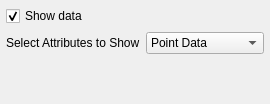
wildmichael/ParaView3-enhancements-old, file Qt/Components/Resources/UI/pqSpreadSheetDisplayEditor.ui: the form before one commit.
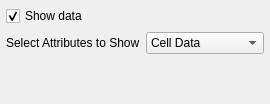
The form after the commit.

Commit message: ENH: Added support for selection linking between the 3D view and spreadsheet view. ENH: Changes to BlockDeliveryRepresentation design to separate Update() of the representation and fetching of the data on the client.

What changed in the file:
```diff
--- a/Qt/Components/Resources/UI/pqSpreadSheetDisplayEditor.ui
+++ b/Qt/Components/Resources/UI/pqSpreadSheetDisplayEditor.ui
@@ -46,7 +46,7 @@
     <widget class="QComboBox" name="AttributeMode" >
      <item>
       <property name="text" >
-       <string>Point Data</string>
+       <string>Cell Data</string>
       </property>
      </item>
      <item>
```
Left out of the diff: 2 changed lines with no effect on the pictures. The commit also changes 22 other files.
